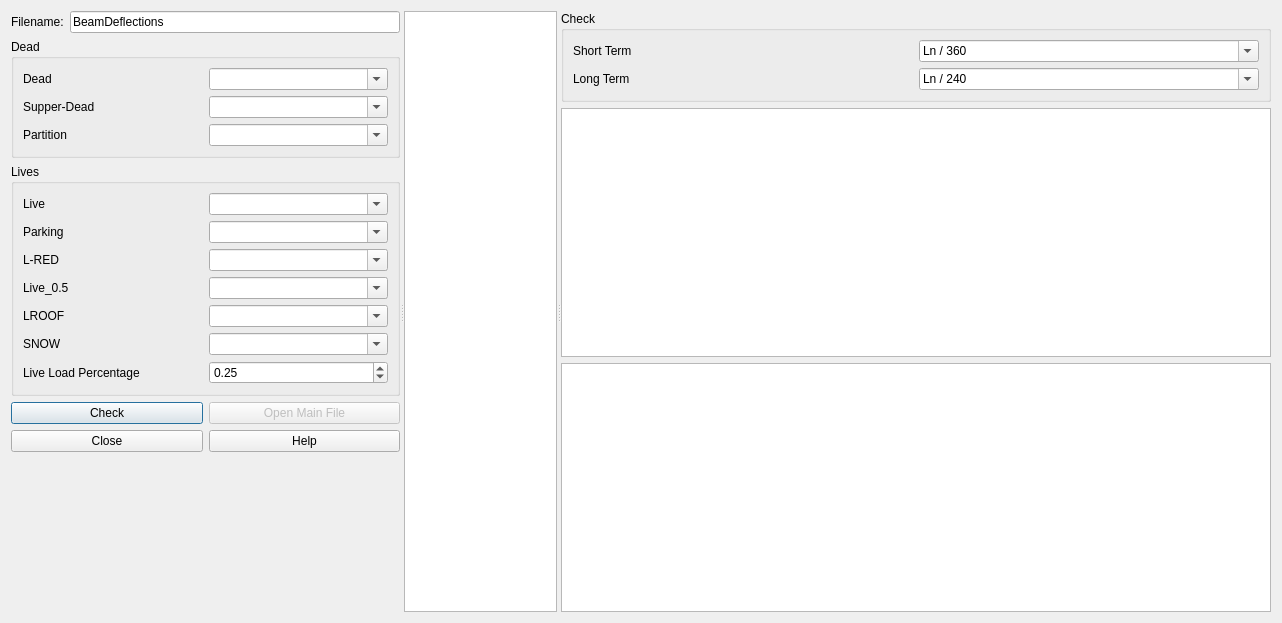
Old version of the form widgets/control/control_deflection_of_beams.ui in the repository ebrahimraeyat/civilTools.
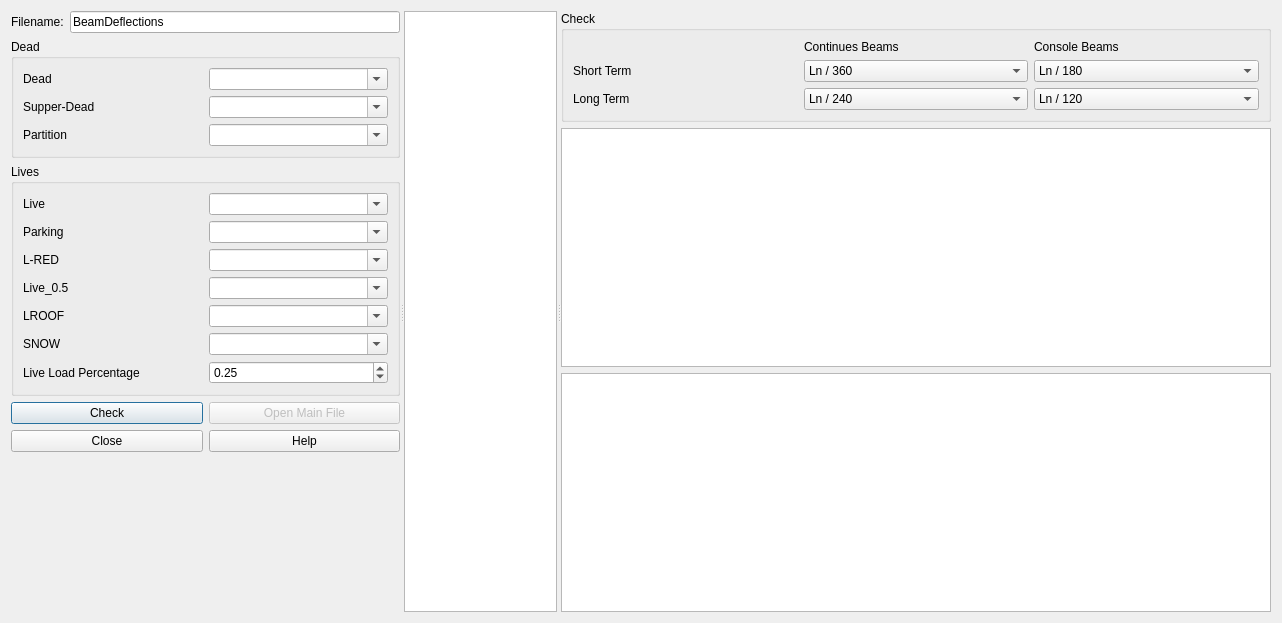
New version of the form. Icons and pictures are not drawn. Custom widgets are drawn as their Qt base class.

Commit message: Set limit for console in beam deflection

Patch:
```diff
--- a/widgets/control/control_deflection_of_beams.ui
+++ b/widgets/control/control_deflection_of_beams.ui
@@ -336,24 +336,38 @@
          <property name="title">
           <string>Check</string>
          </property>
-         <layout class="QGridLayout" name="gridLayout_4">
-          <item row="0" column="0">
-           <widget class="QLabel" name="label_20">
+         <layout class="QGridLayout" name="gridLayout_5">
+          <item row="0" column="1">
+           <widget class="QLabel" name="label_31">
+            <property name="text">
+             <string>Continues Beams</string>
+            </property>
+           </widget>
+          </item>
+          <item row="2" column="0">
+           <widget class="QLabel" name="label_32">
             <property name="text">
              <string>Short Term</string>
             </property>
            </widget>
           </item>
-          <item row="1" column="0">
-           <widget class="QLabel" name="label_22">
+          <item row="3" column="0">
+           <widget class="QLabel" name="label_34">
             <property name="text">
              <string>Long Term</string>
             </property>
            </widget>
           </item>
-          <item row="0" column="1">
-           <widget class="QComboBox" name="short_term_combobox">
-            <property name="editable">
+          <item row="0" column="2">
+           <widget class="QLabel" name="label_35">
+            <property name="text">
+             <string>Console Beams</string>
+            </property>
+           </widget>
+          </item>
+          <item row="2" column="1">
+           <widget class="Gui::PrefComboBox" name="continues_short_term_combobox">
+            <property name="enabled">
              <bool>true</bool>
             </property>
             <property name="currentIndex">
@@ -371,13 +385,39 @@
             </item>
            </widget>
           </item>
-          <item row="1" column="1">
-           <widget class="QComboBox" name="long_term_combobox">
-            <property name="editable">
+          <item row="3" column="1">
+           <widget class="Gui::PrefComboBox" name="continues_long_term_combobox">
+            <property name="enabled">
              <bool>true</bool>
             </property>
-            <property name="currentIndex">
-             <number>1</number>
+            <property name="prefEntry" stdset="0">
+             <cstring>continues_long_term_combobox</cstring>
+            </property>
+            <property name="prefPath" stdset="0">
+             <cstring>Mod/civilTools</cstring>
+            </property>
+            <item>
+             <property name="text">
+              <string>Ln / 240</string>
+             </property>
+            </item>
+            <item>
+             <property name="text">
+              <string>Ln / 480</string>
+             </property>
+            </item>
+           </widget>
+          </item>
+          <item row="3" column="2">
+           <widget class="Gui::PrefComboBox" name="console_long_term_combobox">
+            <property name="enabled">
+             <bool>true</bool>
+            </property>
+            <property name="prefEntry" stdset="0">
+             <cstring>console_long_term_combobox</cstring>
+            </property>
+            <property name="prefPath" stdset="0">
+             <cstring>Mod/civilTools</cstring>
             </property>
             <item>
              <property name="text">
@@ -396,6 +436,29 @@
             </item>
            </widget>
           </item>
+          <item row="2" column="2">
+           <widget class="Gui::PrefComboBox" name="console_short_term_combobox">
+            <property name="enabled">
+             <bool>true</bool>
+            </property>
+            <property name="prefEntry" stdset="0">
+             <cstring>console_short_term_combobox</cstring>
+            </property>
+            <property name="prefPath" stdset="0">
+             <cstring>Mod/civilTools</cstring>
+            </property>
+            <item>
+             <property name="text">
+              <string>Ln / 180</string>
+             </property>
+            </item>
+            <item>
+             <property name="text">
+              <string>Ln / 360</string>
+             </property>
+            </item>
+           </widget>
+          </item>
          </layout>
         </widget>
        </item>
@@ -425,6 +488,13 @@
    </item>
   </layout>
  </widget>
+ <customwidgets>
+  <customwidget>
+   <class>Gui::PrefComboBox</class>
+   <extends>QComboBox</extends>
+   <header>Gui/PrefWidgets.h</header>
+  </customwidget>
+ </customwidgets>
  <tabstops>
   <tabstop>dead_combobox</tabstop>
   <tabstop>sdead_combobox</tabstop>
```
Left out of the diff: 8 changed lines with no effect on the pictures. The commit also changes 3 other files.
